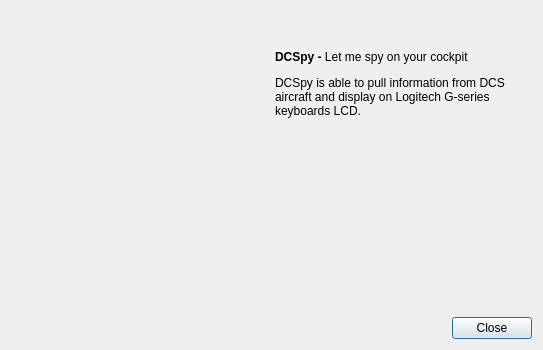
Old version of the form src/dcspy/ui/about.ui in the repository emcek/pyi.
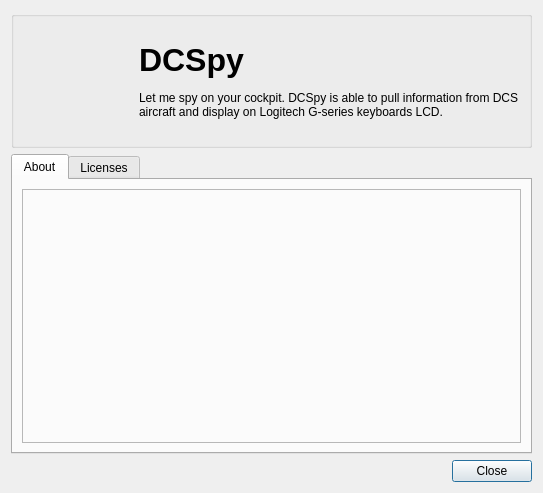
New version of the form. Icons and pictures are not drawn.

```diff
--- a/src/dcspy/ui/about.ui
+++ b/src/dcspy/ui/about.ui
@@ -7,7 +7,7 @@
     <x>0</x>
     <y>0</y>
     <width>543</width>
-    <height>350</height>
+    <height>486</height>
    </rect>
   </property>
   <property name="windowTitle">
@@ -16,52 +16,113 @@
   <layout class="QVBoxLayout" name="verticalLayout">
    <item>
     <layout class="QGridLayout" name="gridLayout">
-     <item row="1" column="1">
-      <widget class="QLabel" name="l_info">
-       <property name="text">
+     <item row="0" column="0" colspan="2">
+      <widget class="QGroupBox" name="groupBox">
+       <property name="sizePolicy">
+        <sizepolicy hsizetype="Minimum" vsizetype="Minimum">
+         <horstretch>0</horstretch>
+         <verstretch>0</verstretch>
+        </sizepolicy>
+       </property>
+       <property name="title">
         <string/>
        </property>
-       <property name="openExternalLinks">
-        <bool>true</bool>
-       </property>
+       <layout class="QGridLayout" name="gridLayout_4">
+        <item row="0" column="0">
+         <widget class="QLabel" name="label_2">
+          <property name="sizePolicy">
+           <sizepolicy hsizetype="Fixed" vsizetype="Fixed">
+            <horstretch>0</horstretch>
+            <verstretch>0</verstretch>
+           </sizepolicy>
+          </property>
+          <property name="minimumSize">
+           <size>
+            <width>110</width>
+            <height>110</height>
+           </size>
+          </property>
+          <property name="maximumSize">
+           <size>
+            <width>110</width>
+            <height>110</height>
+           </size>
+          </property>
+          <property name="text">
+           <string/>
+          </property>
+          <property name="pixmap">
+           <pixmap resource="../qtgui.qrc">:/icons/img/dcspy_white.svg</pixmap>
+          </property>
+          <property name="scaledContents">
+           <bool>true</bool>
+          </property>
+         </widget>
+        </item>
+        <item row="0" column="1">
+         <widget class="QLabel" name="label">
+          <property name="text">
+           <string>&lt;html&gt;&lt;head/&gt;&lt;body&gt;&lt;p&gt;&lt;span style=&quot; font-size:24pt; font-weight:700;&quot;&gt;DCSpy&lt;/span&gt;&lt;/p&gt;&lt;p&gt;Let me spy on your cockpit. DCSpy is able to pull information from DCS aircraft and display on Logitech G-series keyboards LCD.&lt;/p&gt;&lt;/body&gt;&lt;/html&gt;</string>
+          </property>
+          <property name="wordWrap">
+           <bool>true</bool>
+          </property>
+         </widget>
+        </item>
+       </layout>
       </widget>
      </item>
-     <item row="0" column="1">
-      <widget class="QLabel" name="label">
-       <property name="text">
-        <string>&lt;html&gt;&lt;head/&gt;&lt;body&gt;
-&lt;p&gt;&lt;span style=&quot; font-weight:600;&quot;&gt;DCSpy - &lt;/span&gt;Let me spy on your cockpit&lt;/p&gt;
-&lt;p&gt;DCSpy is able to pull information from DCS aircraft and display on Logitech G-series keyboards LCD.&lt;/p&gt;
-&lt;/body&gt;&lt;/html&gt;</string>
-       </property>
-       <property name="wordWrap">
-        <bool>true</bool>
-       </property>
-      </widget>
-     </item>
-     <item row="0" column="0" rowspan="2">
-      <widget class="QLabel" name="label_2">
+     <item row="1" column="0" colspan="2">
+      <widget class="QTabWidget" name="tabWidget">
        <property name="sizePolicy">
-        <sizepolicy hsizetype="Maximum" vsizetype="Maximum">
+        <sizepolicy hsizetype="Expanding" vsizetype="Expanding">
          <horstretch>0</horstretch>
          <verstretch>0</verstretch>
         </sizepolicy>
        </property>
-       <property name="maximumSize">
+       <property name="minimumSize">
         <size>
-         <width>292</width>
-         <height>280</height>
+         <width>0</width>
+         <height>300</height>
         </size>
        </property>
-       <property name="text">
-        <string/>
+       <property name="currentIndex">
+        <number>0</number>
        </property>
-       <property name="pixmap">
-        <pixmap resource="../qtgui.qrc">:/icons/img/dcspy_white.svg</pixmap>
-       </property>
-       <property name="scaledContents">
-        <bool>true</bool>
-       </property>
+       <widget class="QWidget" name="tab_5">
+        <attribute name="title">
+         <string>About</string>
+        </attribute>
+        <layout class="QGridLayout" name="gridLayout_2">
+         <item row="0" column="0">
+          <widget class="QLabel" name="l_info">
+           <property name="frameShape">
+            <enum>QFrame::Shape::StyledPanel</enum>
+           </property>
+           <property name="text">
+            <string/>
+           </property>
+           <property name="openExternalLinks">
+            <bool>true</bool>
+           </property>
+          </widget>
+         </item>
+        </layout>
+       </widget>
+       <widget class="QWidget" name="tab_6">
+        <attribute name="title">
+         <string>Licenses</string>
+        </attribute>
+        <layout class="QGridLayout" name="gridLayout_3">
+         <item row="0" column="1">
+          <widget class="QTextBrowser" name="tb_licenses">
+           <property name="openExternalLinks">
+            <bool>true</bool>
+           </property>
+          </widget>
+         </item>
+        </layout>
+       </widget>
       </widget>
      </item>
     </layout>
```
Left out of the diff: 4 changed lines with no effect on the pictures.
